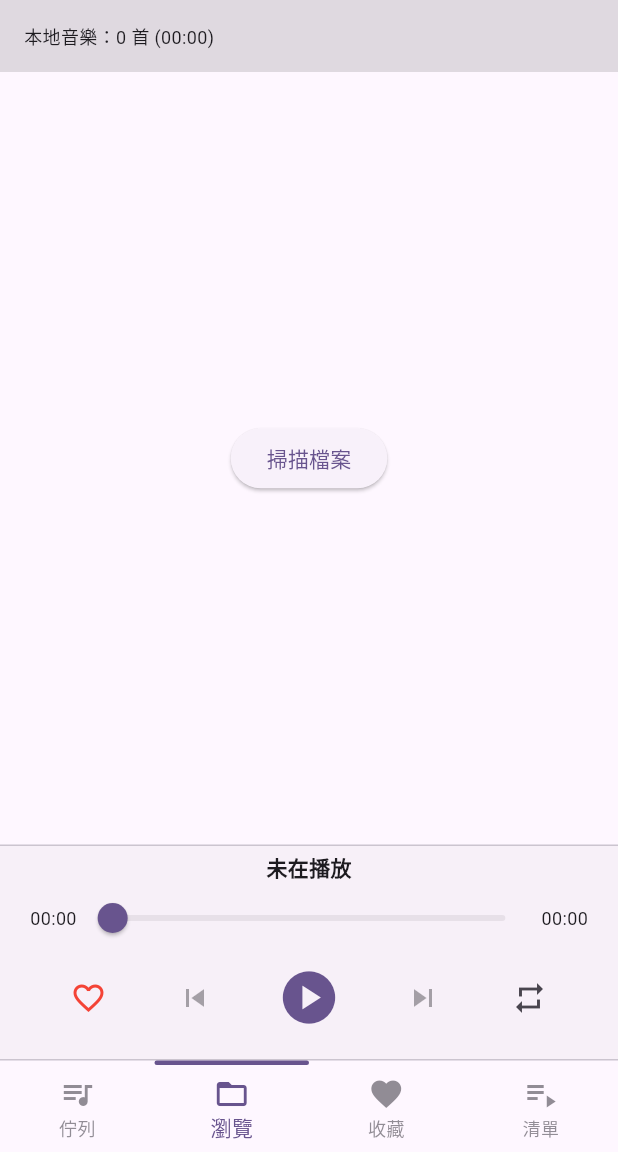
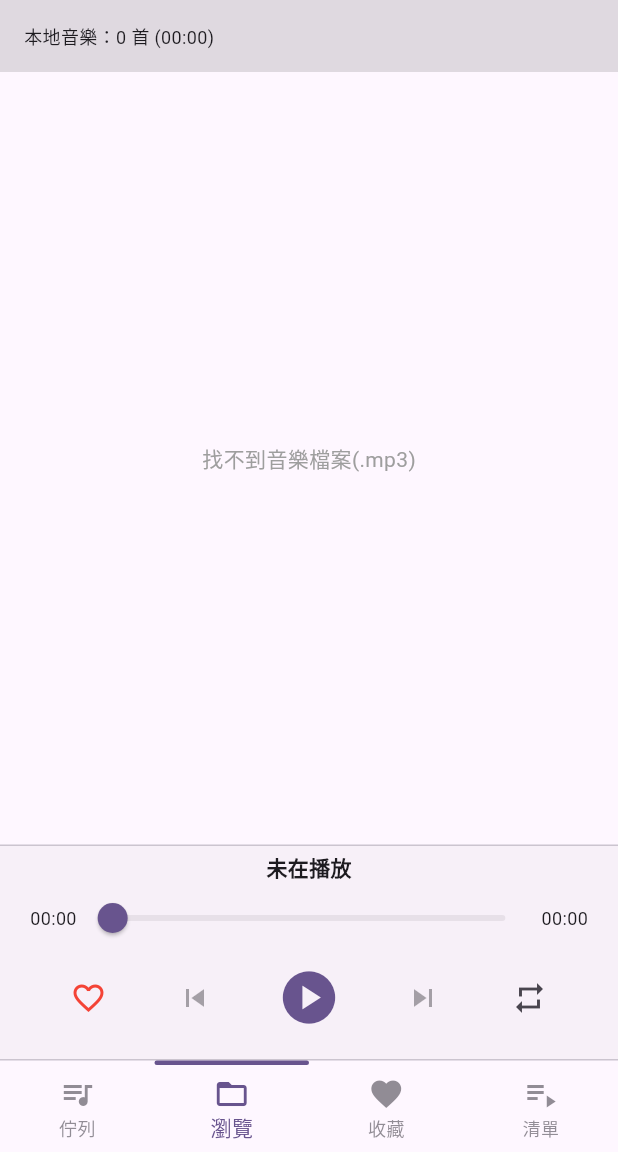
Before and after one commit to lv1codeman/sixer_mp3_player, a Flutter app: the screen it shows after launch, on a phone screen of 412 x 824 dp, the part 84-1236 px from its top. Run offline on Flutter 3.47's test engine with Material 3 defaults, Android fonts, the phone set to English and light mode, and no system bars; our stand-ins replace audioplayers, permission_handler, shared_preferences; missing offline and left inert: audiotags.

Commit message:
APP啟動時自動掃描音樂檔案

```diff
--- a/lib/main.dart
+++ b/lib/main.dart
@@ -195,7 +195,13 @@ class _MainScreenState extends State<MainScreen> {
   void initState() {
     super.initState();
     _pageController = PageController(initialPage: _selectedIndex);
-    _loadData();
+    _loadData().then((_) {
+      // 確保資料載入後，自動執行掃描
+      // 使用 WidgetsBinding 確保在第一幀渲染完成後執行，避免與 UI 構建衝突
+      WidgetsBinding.instance.addPostFrameCallback((_) {
+        _fileBrowserKey.currentState?._checkPermissionAndScan();
+      });
+    });
     _initAudioListeners();
   }
 
@@ -1161,10 +1167,10 @@ class _FileBrowserPageState extends State<FileBrowserPage>
         if (_isScanning) const LinearProgressIndicator(),
         Expanded(
           child: _allSongs.isEmpty && !_isScanning
-              ? Center(
-                  child: ElevatedButton(
-                    onPressed: _checkPermissionAndScan,
-                    child: const Text("掃描檔案"),
+              ? const Center(
+                  child: Text(
+                    "找不到音樂檔案(.mp3)",
+                    style: TextStyle(color: Colors.grey),
                   ),
                 )
               : ListView.builder(
```
